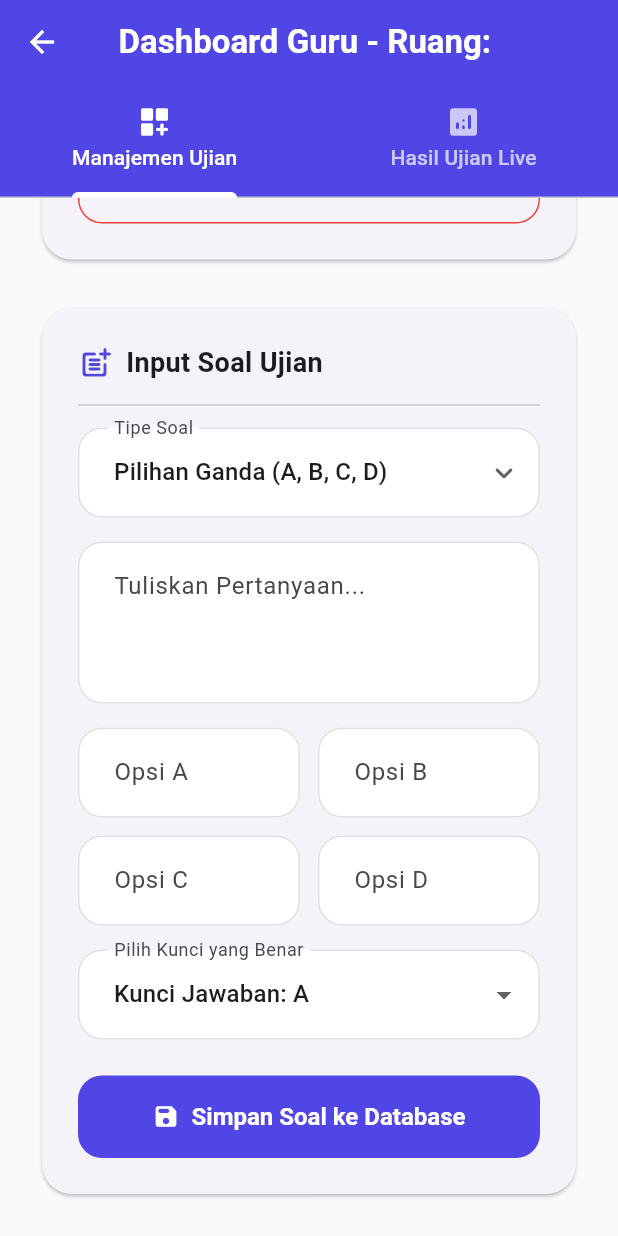
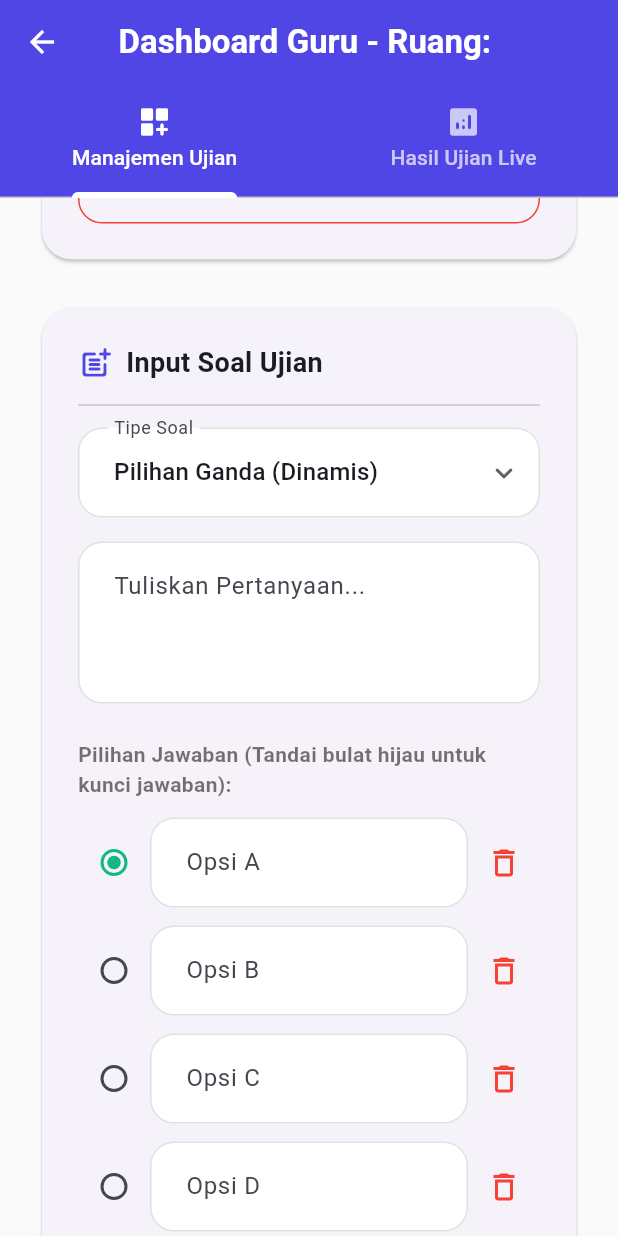
Before and after one commit to el-29-sketch/yosef-exe-builder, a Flutter app: the DashboardGuru screen opened directly with empty values, scrolled down 325 dp, on a phone screen of 412 x 824 dp. Run offline on Flutter 3.47's test engine with Material 3 defaults, Android fonts, the phone set to English and light mode, and no system bars; our stand-ins replace cloud_firestore, firebase_core; missing offline and left inert: window_manager; accounts and stored records are empty.

Commit message:
Menambahkan Fitur Pilihan Ganda Dinamis (Bisa nambah opsi E, F, dll)

```diff
--- a/lib/main.dart
+++ b/lib/main.dart
@@ -379,26 +379,44 @@ class DashboardGuru extends StatefulWidget {
 class _DashboardGuruState extends State<DashboardGuru> {
   final TextEditingController _menitController = TextEditingController();
   final TextEditingController _pertanyaanController = TextEditingController();
-  final TextEditingController _opsiAController = TextEditingController();
-  final TextEditingController _opsiBController = TextEditingController();
-  final TextEditingController _opsiCController = TextEditingController();
-  final TextEditingController _opsiDController = TextEditingController();
+
+  // BARU: Menyimpan opsi menggunakan List agar dinamis (Bisa nambah E, F, dst)
+  List<TextEditingController> _opsiControllers = [
+    TextEditingController(), // A
+    TextEditingController(), // B
+    TextEditingController(), // C
+    TextEditingController(), // D
+  ];
 
   String _tipeSoal = 'Pilihan Ganda';
-  String _kunciPilihan = 'A';
+  int _kunciJawabanIndex = 0; // 0 = A, 1 = B, dst.
+
+  @override
+  void dispose() {
+    _menitController.dispose();
+    _pertanyaanController.dispose();
+    for (var controller in _opsiControllers) {
+      controller.dispose();
+    }
+    super.dispose();
+  }
 
   Future<void> _tambahSoalManual() async {
     if (_pertanyaanController.text.isEmpty) {
       _showModernSnackbar('Pertanyaan tidak boleh kosong!', Colors.orange);
       return;
     }
-    if (_tipeSoal == 'Pilihan Ganda' &&
-        (_opsiAController.text.isEmpty ||
-            _opsiBController.text.isEmpty ||
-            _opsiCController.text.isEmpty ||
-            _opsiDController.text.isEmpty)) {
-      _showModernSnackbar('Semua Opsi A, B, C, D harus diisi!', Colors.orange);
-      return;
+
+    // Validasi: Pastikan semua kotak opsi yang ada tidak kosong
+    if (_tipeSoal == 'Pilihan Ganda') {
+      bool adaOpsiKosong = _opsiControllers.any((c) => c.text.trim().isEmpty);
+      if (adaOpsiKosong) {
+        _showModernSnackbar(
+          'Semua kotak pilihan ganda harus diisi!',
+          Colors.orange,
+        );
+        return;
+      }
     }
 
     final konfirmasi = await showDialog<bool>(
@@ -444,14 +462,16 @@ class _DashboardGuruState extends State<DashboardGuru> {
                 style: const TextStyle(fontSize: 16),
               ),
               const SizedBox(height: 16),
+
               if (_tipeSoal == 'Pilihan Ganda') ...[
-                _buildPreviewOpsi('A', _opsiAController.text),
-                _buildPreviewOpsi('B', _opsiBController.text),
-                _buildPreviewOpsi('C', _opsiCController.text),
-                _buildPreviewOpsi('D', _opsiDController.text),
+                // Menampilkan preview opsi secara dinamis
+                ...List.generate(_opsiControllers.length, (index) {
+                  String abjad = String.fromCharCode(65 + index);
+                  return _buildPreviewOpsi(abjad, _opsiControllers[index].text);
+                }),
                 const SizedBox(height: 16),
                 Text(
-                  'Kunci Jawaban: $_kunciPilihan',
+                  'Kunci Jawaban: ${String.fromCharCode(65 + _kunciJawabanIndex)}',
                   style: const TextStyle(
                     fontWeight: FontWeight.bold,
                     color: Colors.green,
@@ -497,6 +517,12 @@ class _DashboardGuruState extends State<DashboardGuru> {
     );
 
     if (konfirmasi == true) {
+      // Mengubah List Controller menjadi List Text biasa untuk disimpan
+      List<String> semuaOpsiText = _opsiControllers
+          .map((c) => c.text.trim())
+          .toList();
+      String stringKunciJawaban = String.fromCharCode(65 + _kunciJawabanIndex);
+
       await FirebaseFirestore.instance
           .collection('ruangan')
           .doc(widget.kodeRuangan)
@@ -504,31 +530,29 @@ class _DashboardGuruState extends State<DashboardGuru> {
           .add({
             'tipe_soal': _tipeSoal == 'Pilihan Ganda' ? 'pilgan' : 'esai',
             'pertanyaan': _pertanyaanController.text.trim(),
-            'opsiA': _tipeSoal == 'Pilihan Ganda'
-                ? _opsiAController.text.trim()
+            'opsi': _tipeSoal == 'Pilihan Ganda'
+                ? semuaOpsiText
+                : [], // Data Array Baru
+            'KunciJawaban': _tipeSoal == 'Pilihan Ganda'
+                ? stringKunciJawaban
                 : '',
-            'opsiB': _tipeSoal == 'Pilihan Ganda'
-                ? _opsiBController.text.trim()
-                : '',
-            'opsiC': _tipeSoal == 'Pilihan Ganda'
-                ? _opsiCController.text.trim()
-                : '',
-            'opsiD': _tipeSoal == 'Pilihan Ganda'
-                ? _opsiDController.text.trim()
-                : '',
-            'KunciJawaban': _tipeSoal == 'Pilihan Ganda' ? _kunciPilihan : '',
           });
 
       _pertanyaanController.clear();
-      _opsiAController.clear();
-      _opsiBController.clear();
-      _opsiCController.clear();
-      _opsiDController.clear();
-      if (mounted)
+      for (var controller in _opsiControllers) {
+        controller.clear();
+      }
+      // Kembalikan ke opsi default (A)
+      setState(() {
+        _kunciJawabanIndex = 0;
+      });
+
+      if (mounted) {
         _showModernSnackbar(
           'Soal berhasil disimpan ke Ruangan ${widget.kodeRuangan}!',
           Colors.green,
         );
+      }
     }
   }
 
@@ -598,6 +622,7 @@ class _DashboardGuruState extends State<DashboardGuru> {
           .collection('soal')
           .get();
       for (var doc in snapshotSoal.docs) await doc.reference.delete();
+
       var snapshotHasil = await FirebaseFirestore.instance
           .collection('ruangan')
           .doc(widget.kodeRuangan)
@@ -605,22 +630,24 @@ class _DashboardGuruState extends State<DashboardGuru> {
           .get();
       for (var doc in snapshotHasil.docs) await doc.reference.delete();
 
-      if (mounted)
+      if (mounted) {
         _showModernSnackbar(
           'Ruangan ${widget.kodeRuangan} telah dibersihkan!',
           Colors.red,
         );
+      }
     }
   }
 
   Future<void> _aturDanMulaiUjian() async {
     String menitTeks = _menitController.text.trim();
     int? menitUjian = int.tryParse(menitTeks);
-    if (menitUjian == null || menitUjian <= 0)
+    if (menitUjian == null || menitUjian <= 0) {
       return _showModernSnackbar(
         'Durasi WAJIB diisi angka valid!',
         Colors.orange,
       );
+    }
 
     await FirebaseFirestore.instance
         .collection('ruangan')
@@ -935,7 +962,7 @@ class _DashboardGuruState extends State<DashboardGuru> {
               items: const [
                 DropdownMenuItem(
                   value: 'Pilihan Ganda',
-                  child: Text('Pilihan Ganda (A, B, C, D)'),
+                  child: Text('Pilihan Ganda (Dinamis)'),
                 ),
                 DropdownMenuItem(
                   value: 'Esai',
@@ -954,55 +981,77 @@ class _DashboardGuruState extends State<DashboardGuru> {
                 alignLabelWithHint: true,
               ),
             ),
-            const SizedBox(height: 16),
+            const SizedBox(height: 24),
+
             if (_tipeSoal == 'Pilihan Ganda') ...[
-              Row(
-                children: [
-                  Expanded(
-                    child: TextField(
-                      controller: _opsiAController,
-                      decoration: const InputDecoration(labelText: 'Opsi A'),
-                    ),
+              const Text(
+                'Pilihan Jawaban (Tandai bulat hijau untuk kunci jawaban):',
+                style: TextStyle(
+                  fontWeight: FontWeight.bold,
+                  color: Colors.black54,
+                ),
+              ),
+              const SizedBox(height: 12),
+
+              // BARU: UI Opsi yang bisa ditambah secara dinamis
+              ...List.generate(_opsiControllers.length, (index) {
+                String abjad = String.fromCharCode(
+                  65 + index,
+                ); // 0 -> A, 1 -> B, dst.
+                return Padding(
+                  padding: const EdgeInsets.only(bottom: 12),
+                  child: Row(
+                    children: [
+                      Radio<int>(
+                        value: index,
+                        groupValue: _kunciJawabanIndex,
+                        activeColor: const Color(0xFF10B981),
+                        onChanged: (val) =>
+                            setState(() => _kunciJawabanIndex = val!),
+                      ),
+                      Expanded(
+                        child: TextField(
+                          controller: _opsiControllers[index],
+                          decoration: InputDecoration(
+                            labelText: 'Opsi $abjad',
+                            prefixText: '$abjad. ',
+                          ),
+                        ),
+                      ),
+                      if (_opsiControllers.length >
+                          2) // Munculkan tong sampah jika opsi > 2
+                        IconButton(
+                          icon: const Icon(
+                            Icons.delete_outline,
+                            color: Colors.red,
+                          ),
+                          onPressed: () {
+                            setState(() {
+                              _opsiControllers[index].dispose();
+                              _opsiControllers.removeAt(index);
+                              if (_kunciJawabanIndex >=
+                                  _opsiControllers.length) {
+                                _kunciJawabanIndex =
+                                    _opsiControllers.length - 1;
+                              }
+                            });
+                          },
+                        ),
+                    ],
                   ),
-                  const SizedBox(width: 12),
-                  Expanded(
-                    child: TextField(
-                      controller: _opsiBController,
-                      decoration: const InputDecoration(labelText: 'Opsi B'),
-                    ),
-                  ),
-                ],
-              ),
-              const SizedBox(height: 12),
-              Row(
-                children: [
-                  Expanded(
-                    child: TextField(
-                      controller: _opsiCController,
-                      decoration: const InputDecoration(labelText: 'Opsi C'),
-                    ),
-                  ),
-                  const SizedBox(width: 12),
-                  Expanded(
-                    child: TextField(
-                      controller: _opsiDController,
-                      decoration: const InputDecoration(labelText: 'Opsi D'),
-                    ),
-                  ),
-                ],
-              ),
-              const SizedBox(height: 16),
-              DropdownButtonFormField<String>(
-                value: _kunciPilihan,
-                items: const [
-                  DropdownMenuItem(value: 'A', child: Text('Kunci Jawaban: A')),
-                  DropdownMenuItem(value: 'B', child: Text('Kunci Jawaban: B')),
-                  DropdownMenuItem(value: 'C', child: Text('Kunci Jawaban: C')),
-                  DropdownMenuItem(value: 'D', child: Text('Kunci Jawaban: D')),
-                ],
-                onChanged: (val) => setState(() => _kunciPilihan = val!),
-                decoration: const InputDecoration(
-                  labelText: 'Pilih Kunci yang Benar',
+                );
+              }),
+
+              Align(
+                alignment: Alignment.centerLeft,
+                child: TextButton.icon(
+                  onPressed: () {
+                    setState(() {
+                      _opsiControllers.add(TextEditingController());
+                    });
+                  },
+                  icon: const Icon(Icons.add_circle_outline),
+                  label: const Text('Tambah Pilihan Baru'),
                 ),
               ),
             ] else ...[
@@ -1107,8 +1156,9 @@ class _DashboardGuruState extends State<DashboardGuru> {
                 .orderBy('waktu_submit', descending: true)
                 .snapshots(),
             builder: (context, snapshot) {
-              if (snapshot.connectionState == ConnectionState.waiting)
+              if (snapshot.connectionState == ConnectionState.waiting) {
                 return const Center(child: CircularProgressIndicator());
+              }
               if (!snapshot.hasData || snapshot.data!.docs.isEmpty) {
                 return Center(
                   child: Column(
```
